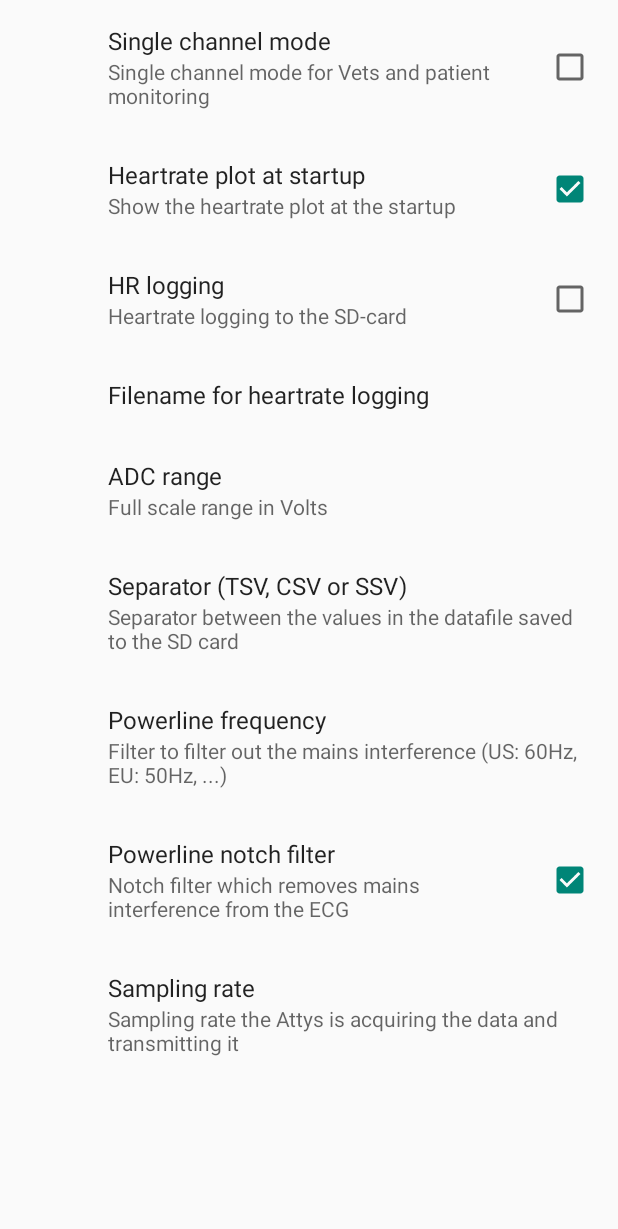
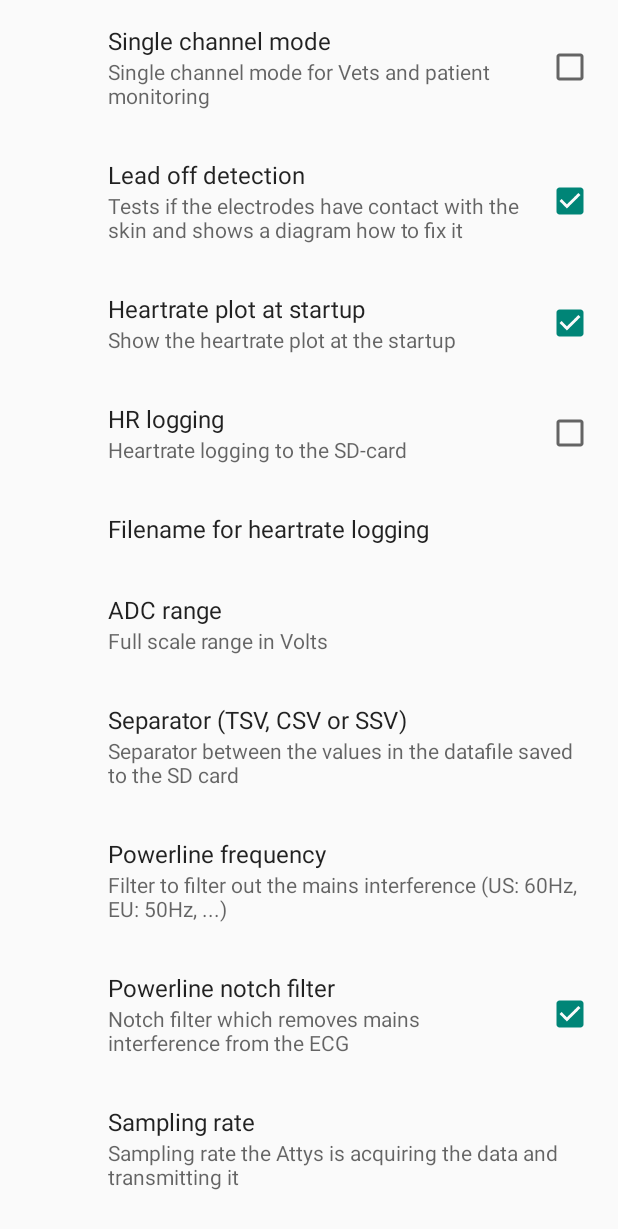
Before and after one commit to glasgowneuro/AttysECG, an Android app: the screen it shows after launch (PrefsActivity), in the options menu, after a tap on "Preferences", on a phone screen of 412 x 824 dp. Shown: the top 1229 px of the screen. Run offline under Robolectric (Android 15) with nearby library versions, the phone set to English and light mode, and no system bars; our stand-ins replace androidx.preference; libraries missing offline, so code that uses them is left out: com.androidplot.xy, com.crashlytics.android, tech.glasgowneuro.attyscomm, uk.me.berndporr; 50 statements that could not run were skipped.

Commit message:
Lead on/off detection

```diff
--- a/app/build.gradle
+++ b/app/build.gradle
@@ -7,8 +7,8 @@ android {
         applicationId "tech.glasgowneuro.attysecg"
         minSdkVersion 24
         targetSdkVersion 28
-        versionCode 45
-        versionName "1.4.6"
+        versionCode 46
+        versionName "1.5.0"
     }
     buildTypes {
         release {
--- a/app/src/main/java/tech/glasgowneuro/attysecg/AttysECG.java
+++ b/app/src/main/java/tech/glasgowneuro/attysecg/AttysECG.java
@@ -59,8 +59,6 @@ public class AttysECG extends AppCompatActivity {
     // screen refresh rate
     private final int REFRESH_IN_MS = 50;
 
-    private final int MEDIANFILTER = 3;
-
     final int REQUEST_EXTERNAL_STORAGE = 1;
 
     private RealtimePlotView realtimePlotView = null;
@@ -69,6 +67,7 @@ public class AttysECG extends AppCompatActivity {
     private HeartratePlotFragment heartratePlotFragment = null;
     private VectorPlotFragment vectorPlotFragment = null;
     private ECGPlotFragment ecgPlotFragment = null;
+    private LeadsView leadsView = null;
 
     private MenuItem menuItemshowEinthoven = null;
     private MenuItem menuItemshowAugmented = null;
@@ -79,6 +78,8 @@ public class AttysECG extends AppCompatActivity {
     private AttysComm attysComm = null;
     private BluetoothDevice btAttysDevice = null;
     private byte samplingRate = AttysComm.ADC_RATE_250HZ;
+
+    private boolean leadsOff = false;
 
     UpdatePlotTask updatePlotTask = null;
 
@@ -103,6 +104,11 @@ public class AttysECG extends AppCompatActivity {
 
     private ECG_rr_det ecg_rr_det_ch1 = null;
     private ECG_rr_det ecg_rr_det_ch2 = null;
+
+    private int IIok = 0;
+    private int IIIok = 0;
+
+    private int visCtr = 0;
 
     private float ytick = 0;
 
@@ -329,15 +335,7 @@ public class AttysECG extends AppCompatActivity {
 
     private class UpdatePlotTask extends TimerTask {
 
-        private String m_unit = "";
-        private float scaling_factor = 1;
-
         private void resetAnalysis() {
-
-            m_unit = AttysComm.CHANNEL_UNITS[AttysComm.INDEX_Analogue_channel_1];
-
-            scaling_factor = 1;
-
             annotatePlot();
         }
 
@@ -354,6 +352,29 @@ public class AttysECG extends AppCompatActivity {
                 if (attysComm != null) {
                     infoView.drawText(small);
                 }
+            }
+            if ((leadsView != null) && leadsOff) {
+                boolean r = (IIok == 0);
+                boolean f = (IIok == 0);
+                boolean l = (IIIok == 0);
+                if (r && l) {
+                    if (visCtr > 0) {
+                        visCtr--;
+                    }
+                } else {
+                    visCtr = 30;
+                }
+                runOnUiThread(new Runnable() {
+                    @Override
+                    public void run() {
+                        if (visCtr > 0) {
+                            leadsView.setVisibility(View.VISIBLE);
+                        } else {
+                            leadsView.setVisibility(View.INVISIBLE);
+                        }
+                    }
+                });
+                leadsView.setLeadStatus(r,l,f);
             }
         }
 
@@ -390,14 +411,19 @@ public class AttysECG extends AppCompatActivity {
                 if (realtimePlotView != null) {
                     if (!realtimePlotView.startAddSamples(n)) return;
                     for (int i = 0; ((i < n) && (attysComm != null)); i++) {
-                        float[] sample = null;
-                        sample = attysComm.getSampleFromBuffer();
+                        float[] sample = attysComm.getSampleFromBuffer();
                         if (sample != null) {
                             // debug ECG detector
                             // sample[AttysComm.INDEX_Analogue_channel_2] = (float)ecgDetOut;
                             timestamp++;
 
                             float II = sample[AttysComm.INDEX_Analogue_channel_1];
+                            float thres = attysComm.getADCFullScaleRange(0) * 0.9F;
+                            if (Math.abs(II) > thres) {
+                                IIok = attysComm.getSamplingRateInHz();
+                            } else {
+                                if (IIok > 0) IIok--;
+                            }
 
                             II = highpass_II.filter(II);
 
@@ -406,6 +432,12 @@ public class AttysECG extends AppCompatActivity {
                             }
 
                             float III = sample[AttysComm.INDEX_Analogue_channel_2];
+                            thres = attysComm.getADCFullScaleRange(1) * 0.9F;
+                            if (Math.abs(III) > thres) {
+                                IIIok = attysComm.getSamplingRateInHz();
+                            } else {
+                                if (IIIok > 0) IIIok--;
+                            }
 
                             III = highpass_III.filter(III);
 
@@ -421,11 +453,11 @@ public class AttysECG extends AppCompatActivity {
                             float I = II - III;
 
                             if (ecg_rr_det_ch1 != null) {
-                                ecg_rr_det_ch1.detect(II);
+                                ecg_rr_det_ch1.detect(II,(IIok > 0) || (IIIok > 0));
                             }
 
                             if (ecg_rr_det_ch2 != null) {
-                                ecg_rr_det_ch2.detect(I);
+                                ecg_rr_det_ch2.detect(I,(IIok > 0) || (IIIok > 0));
                             }
 
                             float aVR = III / 2 - II;
@@ -619,8 +651,8 @@ public class AttysECG extends AppCompatActivity {
         progress = findViewById(R.id.indeterminateBar);
         hrvView = findViewById(R.id.hrvview);
         hrvView.setVisibility(View.INVISIBLE);
+        leadsView = findViewById(R.id.leadsview);
 
-        int nChannels = AttysComm.NCHANNELS;
         iirNotch_II = new Butterworth();
         iirNotch_III = new Butterworth();
         highpass_II = new Highpass();
@@ -1371,6 +1403,16 @@ public class AttysECG extends AppCompatActivity {
         }
 
         attysComm.setAdc_samplingrate_index(samplingRate);
+
+        leadsOff = prefs.getBoolean("leadsoff", true);
+
+        if (leadsOff) {
+            attysComm.setBiasCurrent(AttysComm.ADC_CURRENT_22NA);
+            attysComm.enableCurrents(false,true,true);
+            leadsView.setVisibility(View.VISIBLE);
+        } else {
+            leadsView.setVisibility(View.INVISIBLE);
+        }
     }
 
 }
--- a/app/src/main/java/tech/glasgowneuro/attysecg/ECG_rr_det.java
+++ b/app/src/main/java/tech/glasgowneuro/attysecg/ECG_rr_det.java
@@ -159,7 +159,10 @@ public class ECG_rr_det {
 
     // detect r peaks
     // input: ECG samples at the specified sampling rate and in V
-    public void detect(float v) {
+    public void detect(float v, boolean ignore) {
+        if (ignore) {
+            doNotDetect = 2;
+        }
         double h = ecgDetNotch.filter(v * 1000);
         h = ecgDetector.filter(h);
         if (ignoreECGdetector > 0) {
--- /dev/null
+++ b/app/src/main/java/tech/glasgowneuro/attysecg/LeadsView.java
@@ -0,0 +1,104 @@
+package tech.glasgowneuro.attysecg;
+
+import android.content.Context;
+import android.graphics.Canvas;
+import android.graphics.Paint;
+import android.graphics.Rect;
+import android.util.AttributeSet;
+import android.view.View;
+
+public class LeadsView extends View {
+
+    private Paint textOKPaint;
+    private Paint textOffPaint;
+    private Paint legPaint;
+    private Rect bounds = new Rect();
+
+    static final String right = "-,R";
+    static final String left = "L,GND";
+    static final String foot = "F,+";
+
+    private boolean rOK = false;
+    private boolean lOK = false;
+    private boolean fOK = false;
+
+    public LeadsView(Context context, AttributeSet attrs) {
+        super(context,attrs);
+
+        final float scale = getContext().getResources().getDisplayMetrics().density;
+
+        textOKPaint = new Paint(Paint.ANTI_ALIAS_FLAG);
+        textOKPaint.setColor(0xff008000);
+        textOKPaint.setTextSize(20 * scale);
+
+        textOffPaint = new Paint(Paint.ANTI_ALIAS_FLAG);
+        textOffPaint.setColor(0xffff0000);
+        textOffPaint.setTextSize(20 * scale);
+
+        legPaint = new Paint(Paint.ANTI_ALIAS_FLAG);
+        legPaint.setColor(0xff808080);
+        legPaint.setStrokeWidth(10);
+    }
+
+    public void setLeadStatus(boolean r, boolean l, boolean f) {
+        rOK = r;
+        lOK = l;
+        fOK = f;
+        invalidate();
+    }
+
+    protected void onDraw(Canvas canvas) {
+        super.onDraw(canvas);
+
+        int w = getWidth();
+        int h = getHeight();
+
+        int x0 = w/2;
+        int dy = h/6;
+
+        // body
+        canvas.drawLine(x0,dy,x0,dy*4, legPaint);
+
+        // arm
+        canvas.drawLine(x0,dy*2, x0-dy, dy*3, legPaint);
+
+        // arm
+        canvas.drawLine(x0,dy*2, x0+dy, dy*3, legPaint);
+
+        // leg
+        canvas.drawLine(x0,dy*4, x0-dy, dy*5, legPaint);
+
+        // leg
+        canvas.drawLine(x0,dy*4, x0+dy, dy*5, legPaint);
+
+        textOKPaint.getTextBounds(right, 0, right.length(), bounds);
+
+        Paint okPaint;
+        if (rOK) {
+            okPaint = textOKPaint;
+        } else {
+            okPaint = textOffPaint;
+        }
+        canvas.drawText(right, x0 - dy - bounds.width() / 2, dy * 3 + bounds.height(), okPaint);
+
+        if (lOK) {
+            okPaint = textOKPaint;
+        } else {
+            okPaint = textOffPaint;
+        }
+        canvas.drawText(left, x0+dy  - 1.1F * (float) bounds.width(), dy*3 + bounds.height(), okPaint);
+
+        if (fOK) {
+            okPaint = textOKPaint;
+        } else {
+            okPaint = textOffPaint;
+        }
+        // Draw the label text
+        canvas.drawText(foot, x0+dy, dy*5, okPaint);
+
+        // Draw the head
+        canvas.drawCircle(x0, dy, dy/2, legPaint);
+    }
+
+
+}
--- a/app/src/main/java/tech/glasgowneuro/attysecg/RealtimePlotView.java
+++ b/app/src/main/java/tech/glasgowneuro/attysecg/RealtimePlotView.java
@@ -81,7 +81,7 @@ public class RealtimePlotView extends SurfaceView implements SurfaceHolder.Callb
     }
 
     private void initYpos(int width) {
-        ypos = new float[nMaxChannels][width + gap * 2];
+        ypos = new float[nMaxChannels][width * 5 + gap * 2];
         xpos = 0;
     }
 
--- a/app/src/main/res/layout-land/main_activity_layout.xml
+++ b/app/src/main/res/layout-land/main_activity_layout.xml
@@ -59,6 +59,11 @@
                 android:layout_marginRight="10dp"
                 android:layout_marginTop="10dp" />
 
+            <tech.glasgowneuro.attysecg.LeadsView
+                android:id="@+id/leadsview"
+                android:layout_width="match_parent"
+                android:layout_height="match_parent" />
+
             <ProgressBar
                 android:id="@+id/indeterminateBar"
                 android:layout_width="wrap_content"
--- a/app/src/main/res/layout/main_activity_layout.xml
+++ b/app/src/main/res/layout/main_activity_layout.xml
@@ -58,6 +58,11 @@
                 android:layout_marginRight="10dp"
                 android:layout_marginTop="10dp" />
 
+            <tech.glasgowneuro.attysecg.LeadsView
+                android:id="@+id/leadsview"
+                android:layout_width="match_parent"
+                android:layout_height="match_parent" />
+
             <ProgressBar
                 android:id="@+id/indeterminateBar"
                 android:layout_width="wrap_content"
--- a/app/src/main/res/xml/preferences.xml
+++ b/app/src/main/res/xml/preferences.xml
@@ -1,58 +1,62 @@
 <?xml version="1.0" encoding="utf-8"?>
-<PreferenceScreen
-    xmlns:app="http://schemas.android.com/apk/res-auto"
-    xmlns:android="http://schemas.android.com/apk/res/android">
-<CheckBoxPreference
+<PreferenceScreen xmlns:android="http://schemas.android.com/apk/res/android"
+    xmlns:app="http://schemas.android.com/apk/res-auto">
+    <CheckBoxPreference
+        android:defaultValue="false"
         android:key="single_ch"
         android:summary="Single channel mode for Vets and patient monitoring"
-        android:defaultValue="false"
         android:title="Single channel mode" />
     <CheckBoxPreference
+        android:defaultValue="true"
+        android:key="leadsoff"
+        android:summary="Tests if the electrodes have contact with the skin and shows a diagram how to fix it"
+        android:title="Lead off detection" />
+    <CheckBoxPreference
+        android:defaultValue="true"
         android:key="hr_display"
         android:summary="Show the heartrate plot at the startup"
-        android:defaultValue="true"
         android:title="Heartrate plot at startup" />
     <CheckBoxPreference
+        android:defaultValue="false"
         android:key="hrv_logging"
         android:summary="Heartrate logging to the SD-card"
-        android:defaultValue="false"
         android:title="HR logging" />
     <EditTextPreference
+        android:defaultValue="hr.tsv"
+        android:dialogTitle="HR filename"
         android:key="hrv_filename"
-        android:title="Filename for heartrate logging"
-        android:dialogTitle="HR filename"
-        android:defaultValue="hr.tsv"/>
+        android:title="Filename for heartrate logging" />
     <ListPreference
+        android:defaultValue="0"
         android:entries="@array/gainOptions"
         android:entryValues="@array/gainValues"
         android:key="gainpref"
         android:summary="Full scale range in Volts"
-        android:defaultValue="0"
         android:title="ADC range" />
     <ListPreference
+        android:defaultValue="2"
         android:entries="@array/textDataFileSeparatorOptions"
         android:entryValues="@array/textDataFileSeparatorValues"
+        android:key="data_separator"
         android:summary="Separator between the values in the datafile saved to the SD card"
-        android:key="data_separator"
-        android:defaultValue="2"
         android:title="Separator (TSV, CSV or SSV)" />
     <ListPreference
+        android:defaultValue="50"
         android:entries="@array/powerlineOptions"
         android:entryValues="@array/powerlineValues"
+        android:key="powerline"
         android:summary="Filter to filter out the mains interference (US: 60Hz, EU: 50Hz, ...)"
-        android:key="powerline"
-        android:defaultValue="50"
         android:title="Powerline frequency" />
     <CheckBoxPreference
+        android:defaultValue="true"
         android:key="mainsfilter"
         android:summary="Notch filter which removes mains interference from the ECG"
-        android:defaultValue="true"
         android:title="Powerline notch filter" />
     <ListPreference
+        android:defaultValue="1"
         android:entries="@array/samplingRateOptions"
         android:entryValues="@array/samplingRateValues"
+        android:key="samplingrate"
         android:summary="Sampling rate the Attys is acquiring the data and transmitting it"
-        android:key="samplingrate"
-        android:defaultValue="1"
         android:title="Sampling rate" />
 </PreferenceScreen>
```
